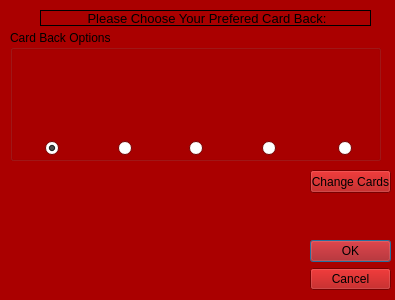
This is CardGame/preferencespage.ui in kiloecho78/CS4865 as Qt 5 draws it before an edit. The edited form follows.
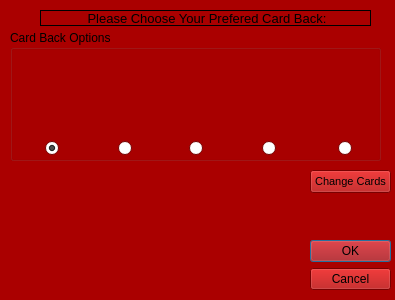
This is the edited form. Icons and pictures are not drawn.

Patch:
```diff
--- a/CardGame/preferencespage.ui
+++ b/CardGame/preferencespage.ui
@@ -630,6 +630,12 @@
      <height>23</height>
     </rect>
    </property>
+   <property name="font">
+    <font>
+     <pointsize>8</pointsize>
+     <kerning>true</kerning>
+    </font>
+   </property>
    <property name="text">
     <string>Change Cards</string>
    </property>
```
